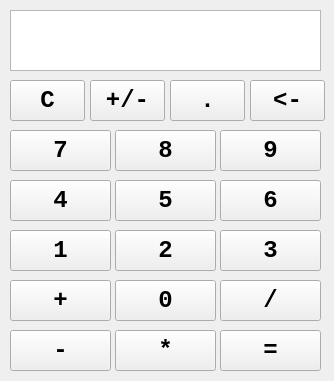
First picture: the form in SoftwareDevelopmentLabs/ui/Calc.ui, repository K0TlK/SoftwareDevelopmentLabs, before the edit.
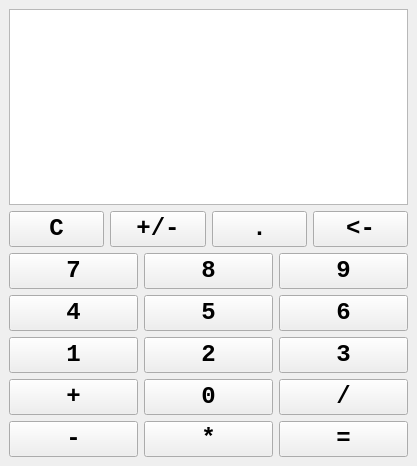
Second picture: the form after the edit.

Commit message: [Fix] Lab5 Resize

The edit to the form file:
```diff
--- a/SoftwareDevelopmentLabs/ui/Calc.ui
+++ b/SoftwareDevelopmentLabs/ui/Calc.ui
@@ -6,8 +6,8 @@
    <rect>
     <x>0</x>
     <y>0</y>
-    <width>334</width>
-    <height>381</height>
+    <width>417</width>
+    <height>466</height>
    </rect>
   </property>
   <property name="sizePolicy">
@@ -33,15 +33,108 @@
    <bool>false</bool>
   </property>
   <widget class="QWidget" name="centralwidget">
+   <property name="minimumSize">
+    <size>
+     <width>417</width>
+     <height>0</height>
+    </size>
+   </property>
+   <layout class="QGridLayout" name="gridLayout_2">
+    <item row="0" column="0">
+     <layout class="QGridLayout" name="gridLayout">
+      <item row="4" column="2">
+       <widget class="QPushButton" name="Button_3">
+        <property name="font">
+         <font>
+          <family>Consolas</family>
+          <pointsize>18</pointsize>
+         </font>
+        </property>
+        <property name="text">
+         <string>3</string>
+        </property>
+       </widget>
+      </item>
+      <item row="2" column="1">
+       <widget class="QPushButton" name="Button_8">
+        <property name="font">
+         <font>
+          <family>Consolas</family>
+          <pointsize>18</pointsize>
+         </font>
+        </property>
+        <property name="text">
+         <string>8</string>
+        </property>
+       </widget>
+      </item>
+      <item row="6" column="2">
+       <widget class="QPushButton" name="Button_Result">
+        <property name="font">
+         <font>
+          <family>Consolas</family>
+          <pointsize>18</pointsize>
+         </font>
+        </property>
+        <property name="text">
+         <string>=</string>
+        </property>
+       </widget>
+      </item>
+      <item row="2" column="0">
+       <widget class="QPushButton" name="Button_7">
+        <property name="font">
+         <font>
+          <family>Consolas</family>
+          <pointsize>18</pointsize>
+         </font>
+        </property>
+        <property name="text">
+         <string>7</string>
+        </property>
+       </widget>
+      </item>
+      <item row="3" column="2">
+       <widget class="QPushButton" name="Button_6">
+        <property name="font">
+         <font>
+          <family>Consolas</family>
+          <pointsize>18</pointsize>
+         </font>
+        </property>
+        <property name="text">
+         <string>6</string>
+        </property>
+       </widget>
+      </item>
+      <item row="4" column="0">
+       <widget class="QPushButton" name="Button_1">
+        <property name="font">
+         <font>
+          <family>Consolas</family>
+          <pointsize>18</pointsize>
+         </font>
+        </property>
+        <property name="text">
+         <string>1</string>
+        </property>
+       </widget>
+      </item>
+      <item row="5" column="1">
+       <widget class="QPushButton" name="Button_0">
+        <property name="font">
+         <font>
+          <family>Consolas</family>
+          <pointsize>18</pointsize>
+         </font>
+        </property>
+        <property name="text">
+         <string>0</string>
+        </property>
+       </widget>
+      </item>
+      <item row="0" column="0" colspan="3">
    <widget class="QTextEdit" name="InputField">
-    <property name="geometry">
-     <rect>
-      <x>10</x>
-      <y>10</y>
-      <width>311</width>
-      <height>61</height>
-     </rect>
-    </property>
     <property name="font">
      <font>
       <family>System</family>
@@ -50,15 +143,24 @@
      </font>
     </property>
    </widget>
+      </item>
+      <item row="5" column="2">
+       <widget class="QPushButton" name="Button_Div">
+        <property name="font">
+         <font>
+          <family>Consolas</family>
+          <pointsize>18</pointsize>
+         </font>
+        </property>
+        <property name="text">
+         <string>/</string>
+        </property>
+       </widget>
+      </item>
+      <item row="1" column="0" colspan="3">
+       <layout class="QHBoxLayout" name="horizontalLayout">
+        <item>
    <widget class="QPushButton" name="Button_Clear">
-    <property name="geometry">
-     <rect>
-      <x>10</x>
-      <y>80</y>
-      <width>75</width>
-      <height>41</height>
-     </rect>
-    </property>
     <property name="font">
      <font>
       <family>Consolas</family>
@@ -69,15 +171,9 @@
      <string>C</string>
     </property>
    </widget>
+        </item>
+        <item>
    <widget class="QPushButton" name="Button_PlusMinus">
-    <property name="geometry">
-     <rect>
-      <x>90</x>
-      <y>80</y>
-      <width>75</width>
-      <height>41</height>
-     </rect>
-    </property>
     <property name="font">
      <font>
       <family>Consolas</family>
@@ -88,15 +184,9 @@
      <string>+/-</string>
     </property>
    </widget>
+        </item>
+        <item>
    <widget class="QPushButton" name="Button_Dot">
-    <property name="geometry">
-     <rect>
-      <x>170</x>
-      <y>80</y>
-      <width>75</width>
-      <height>41</height>
-     </rect>
-    </property>
     <property name="font">
      <font>
       <family>Consolas</family>
@@ -107,15 +197,9 @@
      <string>.</string>
     </property>
    </widget>
+        </item>
+        <item>
    <widget class="QPushButton" name="Button_Rem">
-    <property name="geometry">
-     <rect>
-      <x>250</x>
-      <y>80</y>
-      <width>75</width>
-      <height>41</height>
-     </rect>
-    </property>
     <property name="font">
      <font>
       <family>Consolas</family>
@@ -126,15 +210,11 @@
      <string>&lt;-</string>
     </property>
    </widget>
-   <widget class="QPushButton" name="Button_7">
-    <property name="geometry">
-     <rect>
-      <x>10</x>
-      <y>130</y>
-      <width>101</width>
-      <height>41</height>
-     </rect>
-    </property>
+        </item>
+       </layout>
+      </item>
+      <item row="6" column="0">
+       <widget class="QPushButton" name="Button_Minus">
     <property name="font">
      <font>
       <family>Consolas</family>
@@ -142,18 +222,12 @@
      </font>
     </property>
     <property name="text">
-     <string>7</string>
-    </property>
-   </widget>
-   <widget class="QPushButton" name="Button_8">
-    <property name="geometry">
-     <rect>
-      <x>115</x>
-      <y>130</y>
-      <width>101</width>
-      <height>41</height>
-     </rect>
-    </property>
+         <string>-</string>
+        </property>
+       </widget>
+      </item>
+      <item row="5" column="0">
+       <widget class="QPushButton" name="Button_Plus">
     <property name="font">
      <font>
       <family>Consolas</family>
@@ -161,56 +235,12 @@
      </font>
     </property>
     <property name="text">
-     <string>8</string>
-    </property>
-   </widget>
-   <widget class="QPushButton" name="Button_9">
-    <property name="geometry">
-     <rect>
-      <x>220</x>
-      <y>130</y>
-      <width>101</width>
-      <height>41</height>
-     </rect>
-    </property>
-    <property name="font">
-     <font>
-      <family>Consolas</family>
-      <pointsize>18</pointsize>
-     </font>
-    </property>
-    <property name="text">
-     <string>9</string>
-    </property>
-   </widget>
-   <widget class="QPushButton" name="Button_5">
-    <property name="geometry">
-     <rect>
-      <x>115</x>
-      <y>180</y>
-      <width>101</width>
-      <height>41</height>
-     </rect>
-    </property>
-    <property name="font">
-     <font>
-      <family>Consolas</family>
-      <pointsize>18</pointsize>
-     </font>
-    </property>
-    <property name="text">
-     <string>5</string>
-    </property>
-   </widget>
+         <string>+</string>
+        </property>
+       </widget>
+      </item>
+      <item row="3" column="0">
    <widget class="QPushButton" name="Button_4">
-    <property name="geometry">
-     <rect>
-      <x>10</x>
-      <y>180</y>
-      <width>101</width>
-      <height>41</height>
-     </rect>
-    </property>
     <property name="font">
      <font>
       <family>Consolas</family>
@@ -221,15 +251,9 @@
      <string>4</string>
     </property>
    </widget>
-   <widget class="QPushButton" name="Button_6">
-    <property name="geometry">
-     <rect>
-      <x>220</x>
-      <y>180</y>
-      <width>101</width>
-      <height>41</height>
-     </rect>
-    </property>
+      </item>
+      <item row="3" column="1">
+       <widget class="QPushButton" name="Button_5">
     <property name="font">
      <font>
       <family>Consolas</family>
@@ -237,18 +261,12 @@
      </font>
     </property>
     <property name="text">
-     <string>6</string>
-    </property>
-   </widget>
+         <string>5</string>
+        </property>
+       </widget>
+      </item>
+      <item row="4" column="1">
    <widget class="QPushButton" name="Button_2">
-    <property name="geometry">
-     <rect>
-      <x>115</x>
-      <y>230</y>
-      <width>101</width>
-      <height>41</height>
-     </rect>
-    </property>
     <property name="font">
      <font>
       <family>Consolas</family>
@@ -259,110 +277,9 @@
      <string>2</string>
     </property>
    </widget>
-   <widget class="QPushButton" name="Button_1">
-    <property name="geometry">
-     <rect>
-      <x>10</x>
-      <y>230</y>
-      <width>101</width>
-      <height>41</height>
-     </rect>
-    </property>
-    <property name="font">
-     <font>
-      <family>Consolas</family>
-      <pointsize>18</pointsize>
-     </font>
-    </property>
-    <property name="text">
-     <string>1</string>
-    </property>
-   </widget>
-   <widget class="QPushButton" name="Button_3">
-    <property name="geometry">
-     <rect>
-      <x>220</x>
-      <y>230</y>
-      <width>101</width>
-      <height>41</height>
-     </rect>
-    </property>
-    <property name="font">
-     <font>
-      <family>Consolas</family>
-      <pointsize>18</pointsize>
-     </font>
-    </property>
-    <property name="text">
-     <string>3</string>
-    </property>
-   </widget>
-   <widget class="QPushButton" name="Button_0">
-    <property name="geometry">
-     <rect>
-      <x>115</x>
-      <y>280</y>
-      <width>101</width>
-      <height>41</height>
-     </rect>
-    </property>
-    <property name="font">
-     <font>
-      <family>Consolas</family>
-      <pointsize>18</pointsize>
-     </font>
-    </property>
-    <property name="text">
-     <string>0</string>
-    </property>
-   </widget>
-   <widget class="QPushButton" name="Button_Plus">
-    <property name="geometry">
-     <rect>
-      <x>10</x>
-      <y>280</y>
-      <width>101</width>
-      <height>41</height>
-     </rect>
-    </property>
-    <property name="font">
-     <font>
-      <family>Consolas</family>
-      <pointsize>18</pointsize>
-     </font>
-    </property>
-    <property name="text">
-     <string>+</string>
-    </property>
-   </widget>
-   <widget class="QPushButton" name="Button_Div">
-    <property name="geometry">
-     <rect>
-      <x>220</x>
-      <y>280</y>
-      <width>101</width>
-      <height>41</height>
-     </rect>
-    </property>
-    <property name="font">
-     <font>
-      <family>Consolas</family>
-      <pointsize>18</pointsize>
-     </font>
-    </property>
-    <property name="text">
-     <string>/</string>
-    </property>
-   </widget>
+      </item>
+      <item row="6" column="1">
    <widget class="QPushButton" name="Button_Multy">
-    <property name="geometry">
-     <rect>
-      <x>115</x>
-      <y>330</y>
-      <width>101</width>
-      <height>41</height>
-     </rect>
-    </property>
     <property name="font">
      <font>
       <family>Consolas</family>
@@ -373,15 +290,9 @@
      <string>*</string>
     </property>
    </widget>
-   <widget class="QPushButton" name="Button_Minus">
-    <property name="geometry">
-     <rect>
-      <x>10</x>
-      <y>330</y>
-      <width>101</width>
-      <height>41</height>
-     </rect>
-    </property>
+      </item>
+      <item row="2" column="2">
+       <widget class="QPushButton" name="Button_9">
     <property name="font">
      <font>
       <family>Consolas</family>
@@ -389,28 +300,13 @@
      </font>
     </property>
     <property name="text">
-     <string>-</string>
-    </property>
-   </widget>
-   <widget class="QPushButton" name="Button_Result">
-    <property name="geometry">
-     <rect>
-      <x>220</x>
-      <y>330</y>
-      <width>101</width>
-      <height>41</height>
-     </rect>
-    </property>
-    <property name="font">
-     <font>
-      <family>Consolas</family>
-      <pointsize>18</pointsize>
-     </font>
-    </property>
-    <property name="text">
-     <string>=</string>
-    </property>
-   </widget>
+         <string>9</string>
+        </property>
+       </widget>
+      </item>
+     </layout>
+    </item>
+   </layout>
   </widget>
  </widget>
  <resources/>
```
Lines whose indentation alone changed are shown as unchanged.
